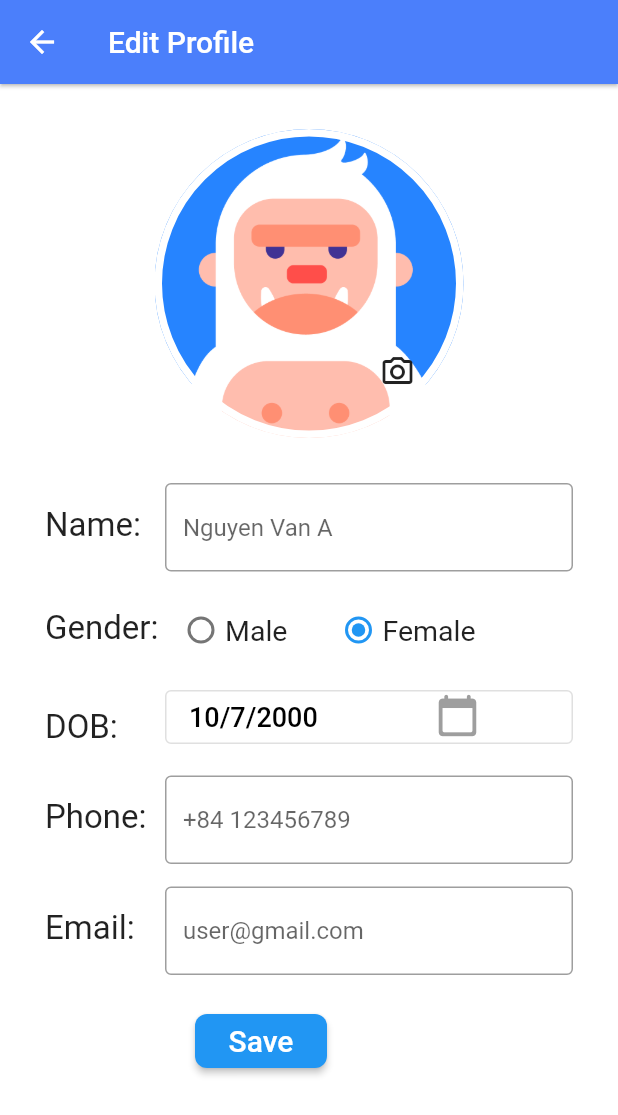
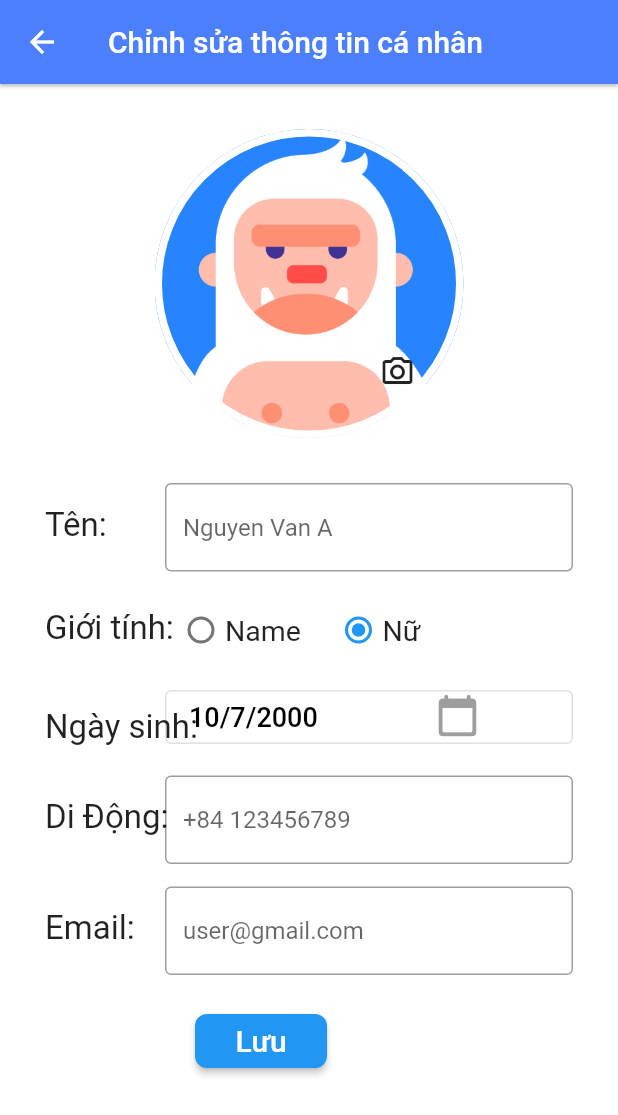
Before and after one commit to haodngn/it_support, a Flutter app: the BottomNavBar screen opened directly, item 4 of the bottom bar chosen, after a tap on the "edit" icon, on a phone screen of 412 x 824 dp. Shown: the top 1115 px of the screen. Run offline on Flutter 3.47's test engine with Material 2 defaults, Android fonts, the phone set to English and light mode, and no system bars; our stand-ins replace flutter_svg, get.

Commit message:
change language.

```diff
--- a/lib/screens/components/bottom_nav_bar.dart
+++ b/lib/screens/components/bottom_nav_bar.dart
@@ -37,19 +37,19 @@ class _BottomNavBarState extends State<BottomNavBar> {
         items: [
           BottomNavigationBarItem(
             icon: Icon(Icons.home),
-            label: "Home",
+            label: "Trang chủ",
           ),
           BottomNavigationBarItem(
             icon: Icon(Icons.format_list_bulleted),
-            label: "List ITSupport",
+            label: "Danh sách IT",
           ),
           BottomNavigationBarItem(
             icon: Icon(Icons.message),
-            label: "Chat",
+            label: "Trò truyện",
           ),
           BottomNavigationBarItem(
             icon: Icon(Icons.person),
-            label: "Profile",
+            label: "Hồ Sơ",
           ),
         ],
       ),
--- a/lib/screens/edit_profile_screen.dart
+++ b/lib/screens/edit_profile_screen.dart
@@ -31,7 +31,7 @@ class _EditProfileState extends State<EditProfile> {
   void initState() {
     super.initState();
     setState(() {
-      selectedGender = "Female";
+      selectedGender = "Nữ";
     });
   }
 
@@ -63,7 +63,7 @@ class _EditProfileState extends State<EditProfile> {
     return Scaffold(
       appBar: AppBar(
         title: Text(
-          "Edit Profile",
+          "Chỉnh sửa thông tin cá nhân",
           style: TextStyle(color: Colors.white),
         ),
         backgroundColor: kBlueColor,
@@ -118,7 +118,7 @@ class _EditProfileState extends State<EditProfile> {
                       Padding(
                         padding: const EdgeInsets.fromLTRB(0, 15, 20, 0),
                         child: Text(
-                          "Name:",
+                          "Tên:",
                           style: TextStyle(
                             fontSize: 22,
                           ),
@@ -143,7 +143,7 @@ class _EditProfileState extends State<EditProfile> {
                       Padding(
                         padding: const EdgeInsets.fromLTRB(0, 15, 20, 0),
                         child: Text(
-                          "Gender:",
+                          "Giới tính:",
                           style: TextStyle(
                             fontSize: 22,
                           ),
@@ -152,7 +152,7 @@ class _EditProfileState extends State<EditProfile> {
                       Padding(
                         padding: const EdgeInsets.fromLTRB(80, 5, 0, 0),
                         child: Radio(
-                          value: "Male",
+                          value: "Nam",
                           groupValue: selectedGender,
                           onChanged: (value) {
                             setSelectedGender(value);
@@ -162,7 +162,7 @@ class _EditProfileState extends State<EditProfile> {
                       Padding(
                         padding: const EdgeInsets.fromLTRB(120, 18, 0, 0),
                         child: Text(
-                          "Male",
+                          "Name",
                           style: TextStyle(
                             fontSize: 19,
                           ),
@@ -171,7 +171,7 @@ class _EditProfileState extends State<EditProfile> {
                       Padding(
                         padding: const EdgeInsets.fromLTRB(185, 5, 0, 0),
                         child: Radio(
-                          value: "Female",
+                          value: "Nữ",
                           groupValue: selectedGender,
                           onChanged: (value) {
                             setSelectedGender(value);
@@ -181,7 +181,7 @@ class _EditProfileState extends State<EditProfile> {
                       Padding(
                         padding: const EdgeInsets.fromLTRB(225, 18, 0, 0),
                         child: Text(
-                          "Female",
+                          "Nữ",
                           style: TextStyle(
                             fontSize: 19,
                           ),
@@ -195,7 +195,7 @@ class _EditProfileState extends State<EditProfile> {
                       Padding(
                         padding: const EdgeInsets.fromLTRB(0, 18, 20, 0),
                         child: Text(
-                          "DOB:",
+                          "Ngày sinh:",
                           style: TextStyle(
                             fontSize: 22,
                           ),
@@ -229,7 +229,7 @@ class _EditProfileState extends State<EditProfile> {
                       Padding(
                         padding: const EdgeInsets.fromLTRB(0, 15, 20, 0),
                         child: Text(
-                          "Phone:",
+                          "Di Động:",
                           style: TextStyle(
                             fontSize: 22,
                           ),
@@ -284,7 +284,7 @@ class _EditProfileState extends State<EditProfile> {
                           transition: Transition.rightToLeftWithFade,
                           duration: Duration(milliseconds: 600)),
                       child: Text(
-                        "Save",
+                        "Lưu",
                         style: TextStyle(
                           color: Colors.white,
                           fontSize: 20,
--- a/lib/screens/it_request_detail_screen.dart
+++ b/lib/screens/it_request_detail_screen.dart
@@ -14,7 +14,7 @@ class DetailRequestScreen extends StatelessWidget {
   Widget build(BuildContext context) {
     return Scaffold(
       appBar: AppBar(
-        title: Text("Request Detail"),
+        title: Text("Chi Tiết Yêu Cầu"),
         backgroundColor: kBlueColor,
       ),
       body: SingleChildScrollView(
@@ -142,7 +142,7 @@ class DetailRequestScreen extends StatelessWidget {
                         height: 50,
                       ),
                       Text(
-                        'About This Problem',
+                        'Thông tin vấn đề',
                         style: TextStyle(
                           fontWeight: FontWeight.bold,
                           fontSize: 18,
@@ -162,7 +162,7 @@ class DetailRequestScreen extends StatelessWidget {
                         height: 10,
                       ),
                       Text(
-                        'Customer Information',
+                        'Thông tin khách hàng',
                         style: TextStyle(
                           fontWeight: FontWeight.bold,
                           fontSize: 18,
@@ -180,7 +180,7 @@ class DetailRequestScreen extends StatelessWidget {
                         height: 20,
                       ),
                       Text(
-                        'Address: 69, Future Street, Moon City, Solar System',
+                        'Địa chỉ: 69, đường tương lai, thành phố mặt trăng, hệ mặt trời',
                         style: TextStyle(
                           height: 1.6,
                           color: kTitleTextColor.withOpacity(0.7),
--- a/lib/screens/it_request_list_screen.dart
+++ b/lib/screens/it_request_list_screen.dart
@@ -7,7 +7,7 @@ class RequestScreen extends StatelessWidget {
   Widget build(BuildContext context) {
     return Scaffold(
       appBar: AppBar(
-        title: Text("Request List"),
+        title: Text("Danh Sách Yêu Cầu"),
         backgroundColor: kBlueColor,
       ),
       backgroundColor: kBackgroundColor,
@@ -19,7 +19,7 @@ class RequestScreen extends StatelessWidget {
               Padding(
                 padding: EdgeInsets.symmetric(horizontal: 30),
                 child: Text(
-                  'We have some problem !',
+                  'Chúng tôi có vài vấn đề !',
                   style: TextStyle(
                     fontWeight: FontWeight.bold,
                     color: kTitleTextColor,
--- a/lib/screens/it_support_detail_screen.dart
+++ b/lib/screens/it_support_detail_screen.dart
@@ -148,7 +148,7 @@ class DetailScreen extends StatelessWidget {
                         height: 50,
                       ),
                       Text(
-                        'About IT Support',
+                        'Tổng Quan',
                         style: TextStyle(
                           fontWeight: FontWeight.bold,
                           fontSize: 18,
--- a/lib/screens/it_support_list_screen.dart
+++ b/lib/screens/it_support_list_screen.dart
@@ -7,7 +7,7 @@ class ListItScreen extends StatelessWidget {
   Widget build(BuildContext context) {
     return Scaffold(
       appBar: AppBar(
-        title: Text("IT Support List"),
+        title: Text("Danh Sách IT Hỗ Trợ"),
         backgroundColor: kBlueColor,
       ),
       backgroundColor: kBackgroundColor,
@@ -19,7 +19,7 @@ class ListItScreen extends StatelessWidget {
               Padding(
                 padding: EdgeInsets.symmetric(horizontal: 30),
                 child: Text(
-                  'Hi, How We Can Help You?',
+                  'Chào, Chúng tôi có thể giúp gì cho bạn?',
                   style: TextStyle(
                     fontWeight: FontWeight.bold,
                     color: kTitleTextColor,
--- a/lib/screens/profile_screen.dart
+++ b/lib/screens/profile_screen.dart
@@ -119,7 +119,7 @@ class _ProfileScreenState extends State<ProfileScreen> {
                                 child: Icon(Icons.person, color: kWhiteColor,),
                               ),
                               Text(
-                                "My Account",
+                                "Tài khoản của tôi",
                                 style: TextStyle(
                                   fontWeight: FontWeight.bold,
                                   fontSize: 22,
@@ -175,7 +175,7 @@ class _ProfileScreenState extends State<ProfileScreen> {
                                 child: Icon(Icons.contact_support, color: kWhiteColor,),
                               ),
                               Text(
-                                "General",
+                                "Giới tính",
                                 style: TextStyle(
                                   fontWeight: FontWeight.bold,
                                   fontSize: 22,
@@ -186,15 +186,15 @@ class _ProfileScreenState extends State<ProfileScreen> {
                           ),
                         ),
                         textfield(
-                          hintText: 'History',
+                          hintText: 'Lịch sử',
                           icon: Icons.history,
                         ),
                         textfield(
-                          hintText: 'Support',
+                          hintText: 'Hỗ trợ',
                           icon: Icons.contact_support_outlined,
                         ),
                         textfield(
-                          hintText: 'Logout',
+                          hintText: 'Đăng Xuất',
                           icon: Icons.logout,
                           onTap: () => {
                             Get.offAll(() => LoginScreen(),
```
